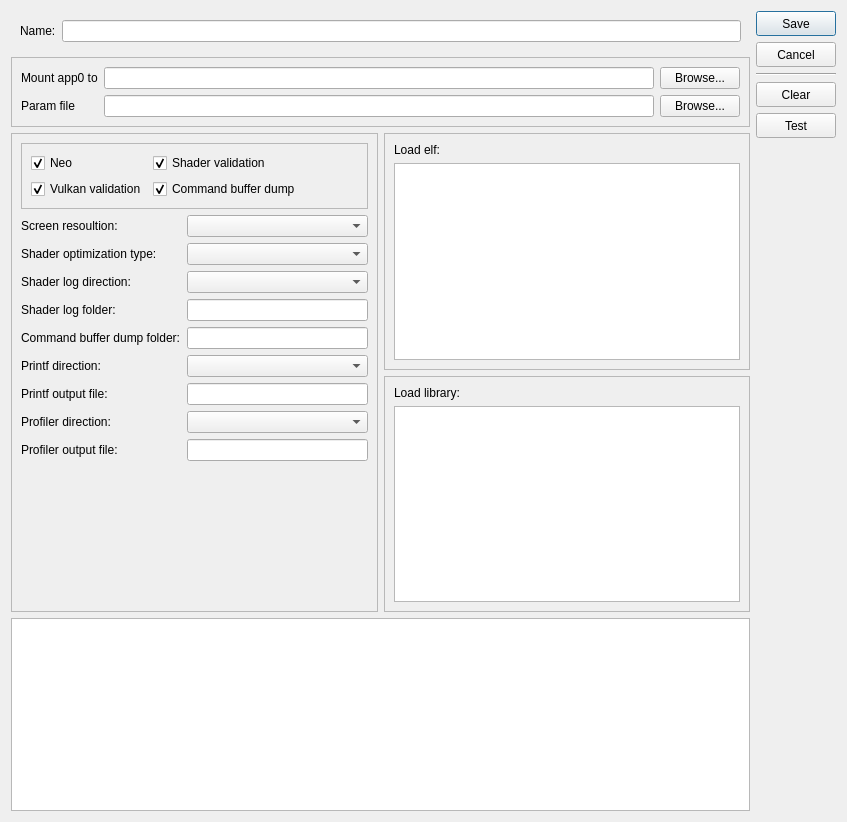
Old version of the form source/launcher/forms/configuration_edit_dialog.ui in the repository InoriRus/Kyty.
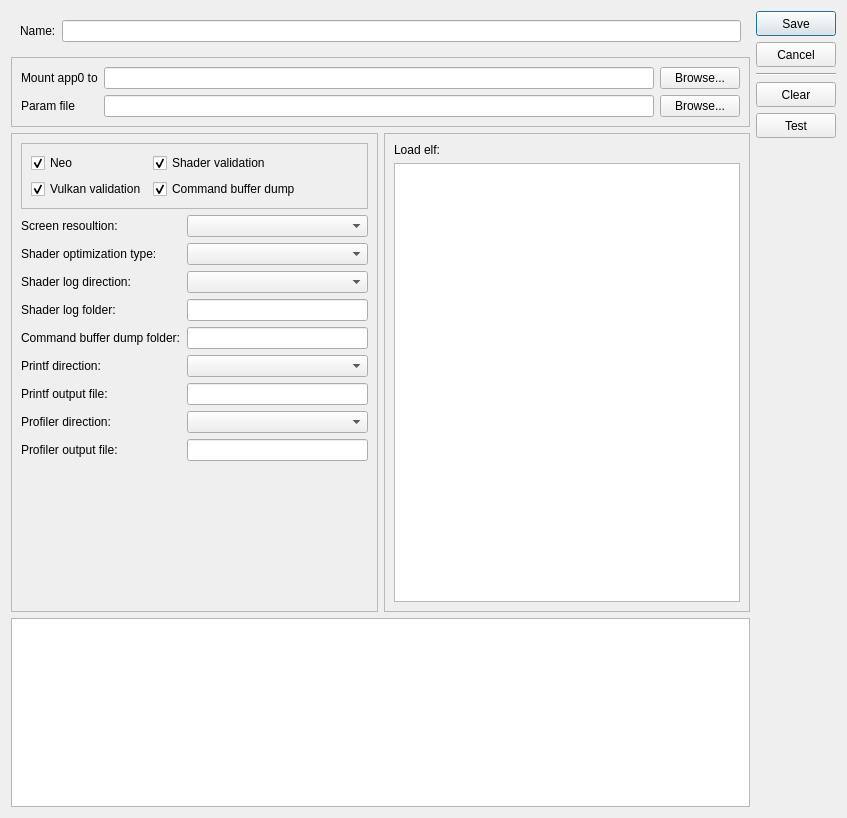
New version of the form. Custom widgets are drawn as their Qt base class.

What changed in the file:
```diff
--- a/source/launcher/forms/configuration_edit_dialog.ui
+++ b/source/launcher/forms/configuration_edit_dialog.ui
@@ -7,7 +7,7 @@
     <x>0</x>
     <y>0</y>
     <width>837</width>
-    <height>822</height>
+    <height>818</height>
    </rect>
   </property>
   <property name="windowTitle">
@@ -492,41 +492,6 @@
            </layout>
           </widget>
          </item>
-         <item>
-          <widget class="QFrame" name="frame_3">
-           <property name="minimumSize">
-            <size>
-             <width>0</width>
-             <height>0</height>
-            </size>
-           </property>
-           <property name="frameShape">
-            <enum>QFrame::StyledPanel</enum>
-           </property>
-           <property name="frameShadow">
-            <enum>QFrame::Plain</enum>
-           </property>
-           <layout class="QGridLayout" name="gridLayout_3">
-            <item row="1" column="0">
-             <widget class="QListWidget" name="listWidget_libs">
-              <property name="toolTip">
-               <string>Select libraries to load</string>
-              </property>
-              <property name="selectionMode">
-               <enum>QAbstractItemView::NoSelection</enum>
-              </property>
-             </widget>
-            </item>
-            <item row="0" column="0">
-             <widget class="QLabel" name="label_3">
-              <property name="text">
-               <string>Load library:</string>
-              </property>
-             </widget>
-            </item>
-           </layout>
-          </widget>
-         </item>
         </layout>
        </item>
       </layout>
```
